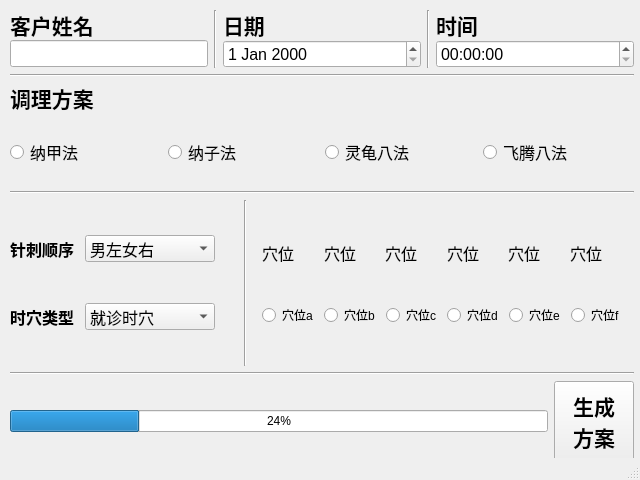
Old version of the form mainwindow.ui in the repository pejoypan/ZiWuLiuZhu.
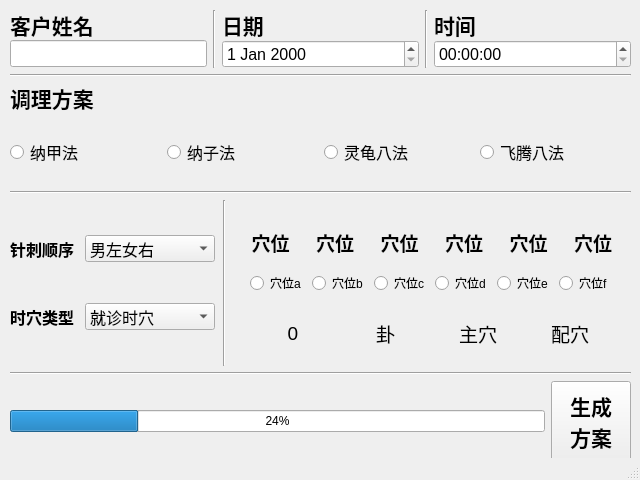
New version of the form.

The edit to the form file:
```diff
--- a/mainwindow.ui
+++ b/mainwindow.ui
@@ -19,7 +19,7 @@
      <rect>
       <x>10</x>
       <y>10</y>
-      <width>624</width>
+      <width>621</width>
       <height>451</height>
      </rect>
     </property>
@@ -449,6 +449,12 @@
            <layout class="QHBoxLayout" name="horizontalLayout_5">
             <item>
              <widget class="QLabel" name="label_a">
+              <property name="minimumSize">
+               <size>
+                <width>55</width>
+                <height>50</height>
+               </size>
+              </property>
               <property name="maximumSize">
                <size>
                 <width>16777215</width>
@@ -457,16 +463,26 @@
               </property>
               <property name="font">
                <font>
-                <pointsize>12</pointsize>
+                <pointsize>14</pointsize>
+                <bold>true</bold>
                </font>
               </property>
               <property name="text">
                <string>穴位</string>
               </property>
+              <property name="alignment">
+               <set>Qt::AlignmentFlag::AlignCenter</set>
+              </property>
              </widget>
             </item>
             <item>
              <widget class="QLabel" name="label_b">
+              <property name="minimumSize">
+               <size>
+                <width>55</width>
+                <height>50</height>
+               </size>
+              </property>
               <property name="maximumSize">
                <size>
                 <width>16777215</width>
@@ -475,16 +491,26 @@
               </property>
               <property name="font">
                <font>
-                <pointsize>12</pointsize>
+                <pointsize>14</pointsize>
+                <bold>true</bold>
                </font>
               </property>
               <property name="text">
                <string>穴位</string>
               </property>
+              <property name="alignment">
+               <set>Qt::AlignmentFlag::AlignCenter</set>
+              </property>
              </widget>
             </item>
             <item>
              <widget class="QLabel" name="label_c">
+              <property name="minimumSize">
+               <size>
+                <width>55</width>
+                <height>50</height>
+               </size>
+              </property>
               <property name="maximumSize">
                <size>
                 <width>16777215</width>
@@ -493,16 +519,26 @@
               </property>
               <property name="font">
                <font>
-                <pointsize>12</pointsize>
+                <pointsize>14</pointsize>
+                <bold>true</bold>
                </font>
               </property>
               <property name="text">
                <string>穴位</string>
               </property>
+              <property name="alignment">
+               <set>Qt::AlignmentFlag::AlignCenter</set>
+              </property>
              </widget>
             </item>
             <item>
              <widget class="QLabel" name="label_d">
+              <property name="minimumSize">
+               <size>
+                <width>55</width>
+                <height>50</height>
+               </size>
+              </property>
               <property name="maximumSize">
                <size>
                 <width>16777215</width>
@@ -511,16 +547,26 @@
               </property>
               <property name="font">
                <font>
-                <pointsize>12</pointsize>
+                <pointsize>14</pointsize>
+                <bold>true</bold>
                </font>
               </property>
               <property name="text">
                <string>穴位</string>
               </property>
+              <property name="alignment">
+               <set>Qt::AlignmentFlag::AlignCenter</set>
+              </property>
              </widget>
             </item>
             <item>
              <widget class="QLabel" name="label_e">
+              <property name="minimumSize">
+               <size>
+                <width>55</width>
+                <height>50</height>
+               </size>
+              </property>
               <property name="maximumSize">
                <size>
                 <width>16777215</width>
@@ -529,16 +575,26 @@
               </property>
               <property name="font">
                <font>
-                <pointsize>12</pointsize>
+                <pointsize>14</pointsize>
+                <bold>true</bold>
                </font>
               </property>
               <property name="text">
                <string>穴位</string>
               </property>
+              <property name="alignment">
+               <set>Qt::AlignmentFlag::AlignCenter</set>
+              </property>
              </widget>
             </item>
             <item>
              <widget class="QLabel" name="label_f">
+              <property name="minimumSize">
+               <size>
+                <width>55</width>
+                <height>50</height>
+               </size>
+              </property>
               <property name="maximumSize">
                <size>
                 <width>16777215</width>
@@ -547,61 +603,161 @@
               </property>
               <property name="font">
                <font>
-                <pointsize>12</pointsize>
+                <pointsize>14</pointsize>
+                <bold>true</bold>
                </font>
               </property>
               <property name="text">
                <string>穴位</string>
               </property>
+              <property name="alignment">
+               <set>Qt::AlignmentFlag::AlignCenter</set>
+              </property>
              </widget>
             </item>
            </layout>
           </item>
           <item>
-           <layout class="QHBoxLayout" name="horizontalLayout_4">
-            <item>
-             <widget class="QRadioButton" name="radioButton_a">
-              <property name="text">
-               <string>穴位a</string>
-              </property>
-             </widget>
-            </item>
-            <item>
-             <widget class="QRadioButton" name="radioButton_b">
-              <property name="text">
-               <string>穴位b</string>
-              </property>
-             </widget>
-            </item>
-            <item>
-             <widget class="QRadioButton" name="radioButton_c">
-              <property name="text">
-               <string>穴位c</string>
-              </property>
-             </widget>
-            </item>
-            <item>
-             <widget class="QRadioButton" name="radioButton_d">
-              <property name="text">
-               <string>穴位d</string>
-              </property>
-             </widget>
-            </item>
-            <item>
-             <widget class="QRadioButton" name="radioButton_e">
-              <property name="text">
-               <string>穴位e</string>
-              </property>
-             </widget>
-            </item>
-            <item>
-             <widget class="QRadioButton" name="radioButton_f">
-              <property name="text">
-               <string>穴位f</string>
-              </property>
-             </widget>
-            </item>
-           </layout>
+           <widget class="QWidget" name="choose_acupoint_Widget" native="true">
+            <layout class="QHBoxLayout" name="horizontalLayout_4">
+             <item>
+              <widget class="QRadioButton" name="radioButton_a">
+               <property name="text">
+                <string>穴位a</string>
+               </property>
+              </widget>
+             </item>
+             <item>
+              <widget class="QRadioButton" name="radioButton_b">
+               <property name="text">
+                <string>穴位b</string>
+               </property>
+              </widget>
+             </item>
+             <item>
+              <widget class="QRadioButton" name="radioButton_c">
+               <property name="text">
+                <string>穴位c</string>
+               </property>
+              </widget>
+             </item>
+             <item>
+              <widget class="QRadioButton" name="radioButton_d">
+               <property name="text">
+                <string>穴位d</string>
+               </property>
+              </widget>
+             </item>
+             <item>
+              <widget class="QRadioButton" name="radioButton_e">
+               <property name="text">
+                <string>穴位e</string>
+               </property>
+              </widget>
+             </item>
+             <item>
+              <widget class="QRadioButton" name="radioButton_f">
+               <property name="text">
+                <string>穴位f</string>
+               </property>
+              </widget>
+             </item>
+            </layout>
+           </widget>
+          </item>
+          <item>
+           <widget class="QWidget" name="horizontalWidget" native="true">
+            <layout class="QHBoxLayout" name="horizontalLayout_7">
+             <item>
+              <widget class="QLabel" name="label_digit">
+               <property name="minimumSize">
+                <size>
+                 <width>55</width>
+                 <height>0</height>
+                </size>
+               </property>
+               <property name="font">
+                <font>
+                 <pointsize>14</pointsize>
+                 <bold>false</bold>
+                </font>
+               </property>
+               <property name="text">
+                <string>0</string>
+               </property>
+               <property name="alignment">
+                <set>Qt::AlignmentFlag::AlignCenter</set>
+               </property>
+              </widget>
+             </item>
+             <item>
+              <widget class="QLabel" name="label_hexgram">
+               <property name="minimumSize">
+                <size>
+                 <width>55</width>
+                 <height>0</height>
+                </size>
+               </property>
+               <property name="font">
+                <font>
+                 <pointsize>14</pointsize>
+                 <bold>false</bold>
+                </font>
+               </property>
+               <property name="text">
+                <string>卦</string>
+               </property>
+               <property name="alignment">
+                <set>Qt::AlignmentFlag::AlignCenter</set>
+               </property>
+              </widget>
+             </item>
+             <item>
+              <widget class="QLabel" name="label_ZhuXue">
+               <property name="minimumSize">
+                <size>
+                 <width>55</width>
+                 <height>0</height>
+                </size>
+               </property>
+               <property name="font">
+                <font>
+                 <pointsize>14</pointsize>
+                 <bold>false</bold>
+                </font>
+               </property>
+               <property name="text">
+                <string>主穴</string>
+               </property>
+               <property name="alignment">
+                <set>Qt::AlignmentFlag::AlignCenter</set>
+               </property>
+              </widget>
+             </item>
+             <item>
+              <widget class="QLabel" name="label_PeiXue">
+               <property name="minimumSize">
+                <size>
+                 <width>55</width>
+                 <height>0</height>
+                </size>
+               </property>
+               <property name="font">
+                <font>
+                 <pointsize>14</pointsize>
+                 <bold>false</bold>
+                </font>
+               </property>
+               <property name="text">
+                <string>配穴</string>
+               </property>
+               <property name="alignment">
+                <set>Qt::AlignmentFlag::AlignCenter</set>
+               </property>
+              </widget>
+             </item>
+            </layout>
+           </widget>
           </item>
          </layout>
         </widget>
```
Left out of the diff: 432 changed lines with no effect on the pictures.
